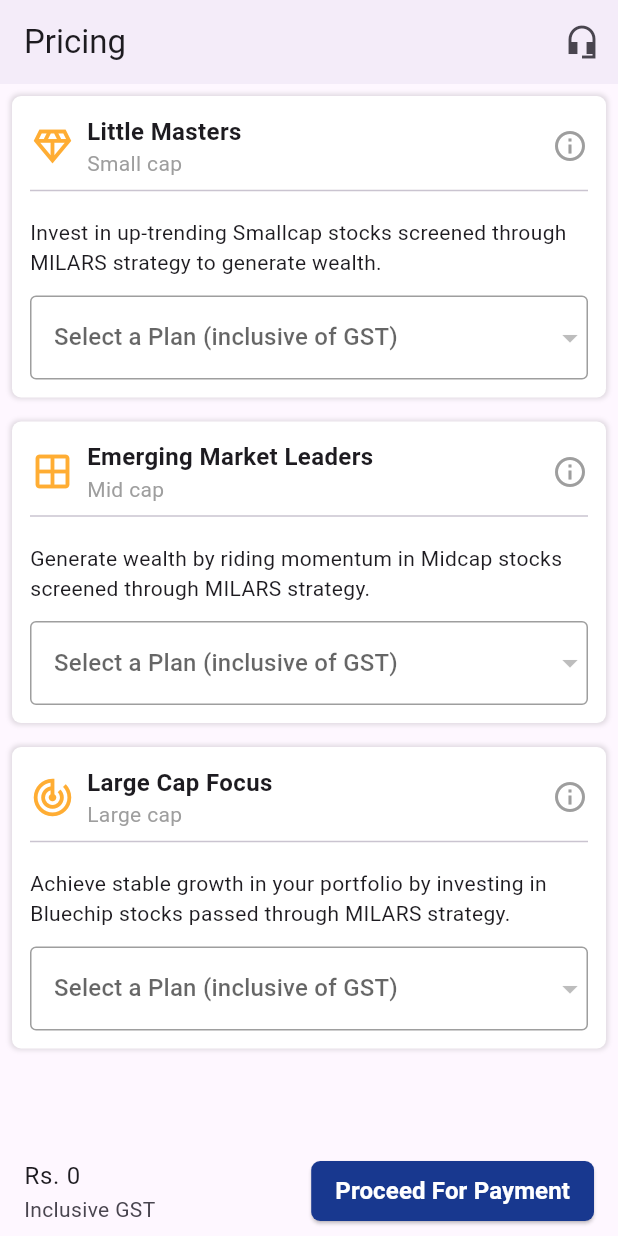
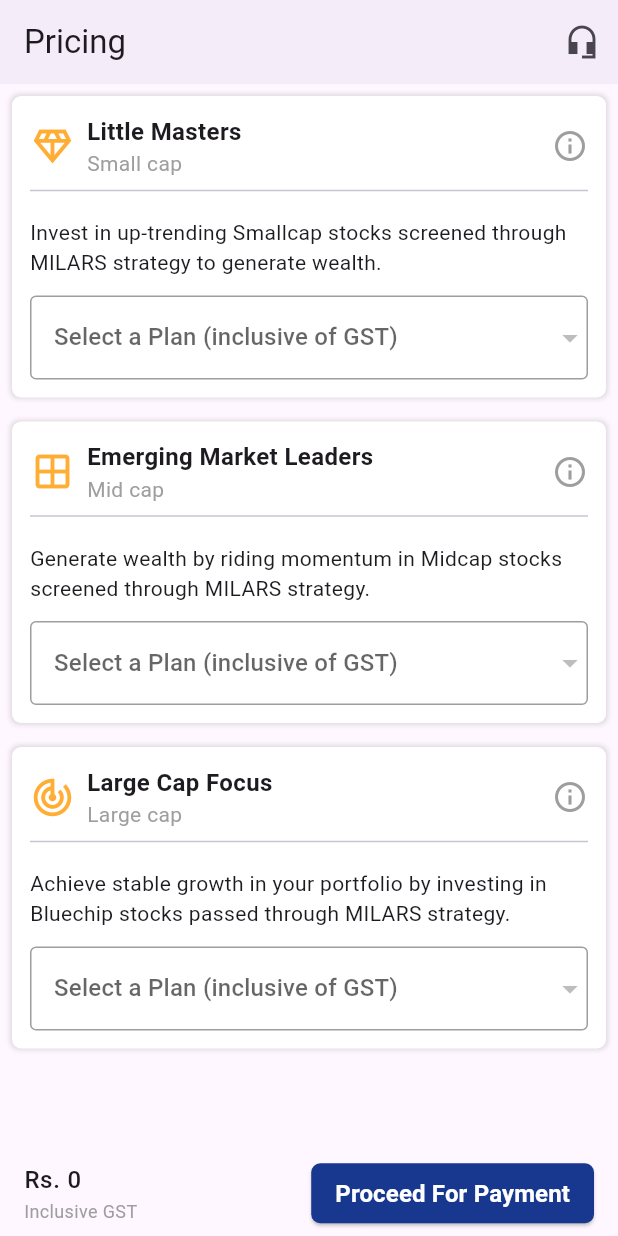
Before and after one commit to Anku18/stock_axis, a Flutter app: the screen it shows after launch, on a phone screen of 412 x 824 dp. Run offline on Flutter 3.47's test engine with Material 3 defaults, Android fonts, the light colour scheme and no system bars; our stand-ins replace connectivity_plus, dio, get; network calls fail.

Commit message:
Proceed to pay cta textstyle added

```diff
--- a/lib/pricing/widgets/proceedtopay_cta.dart
+++ b/lib/pricing/widgets/proceedtopay_cta.dart
@@ -21,8 +21,14 @@ class ProceedToPayCTA extends StatelessWidget {
               vertical: VisualDensity.minimumDensity,
               horizontal: VisualDensity.minimumDensity),
           title: Obx(() => Text(
-              "Rs. ${pricingController.totalPricing.value.toStringAsFixed(showFraction ? 2 : 0)}")),
-          subtitle: const Text('Inclusive GST'),
+                "Rs. ${pricingController.totalPricing.value.toStringAsFixed(showFraction ? 2 : 0)}",
+                style:
+                    const TextStyle(fontSize: 16, fontWeight: FontWeight.w500),
+              )),
+          subtitle: const Text(
+            'Inclusive GST',
+            style: TextStyle(fontSize: 12, color: Colors.grey),
+          ),
           trailing: CustomButton(
               onPressed: () {
                 // PROCEED TO PAYMENT CTA
```
